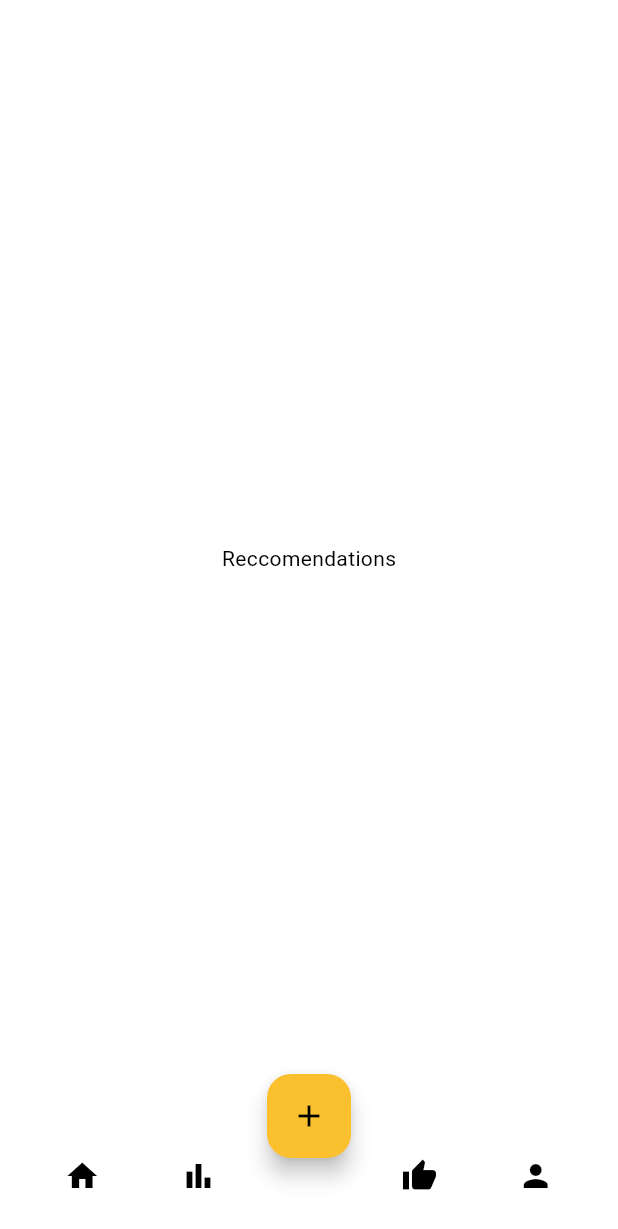
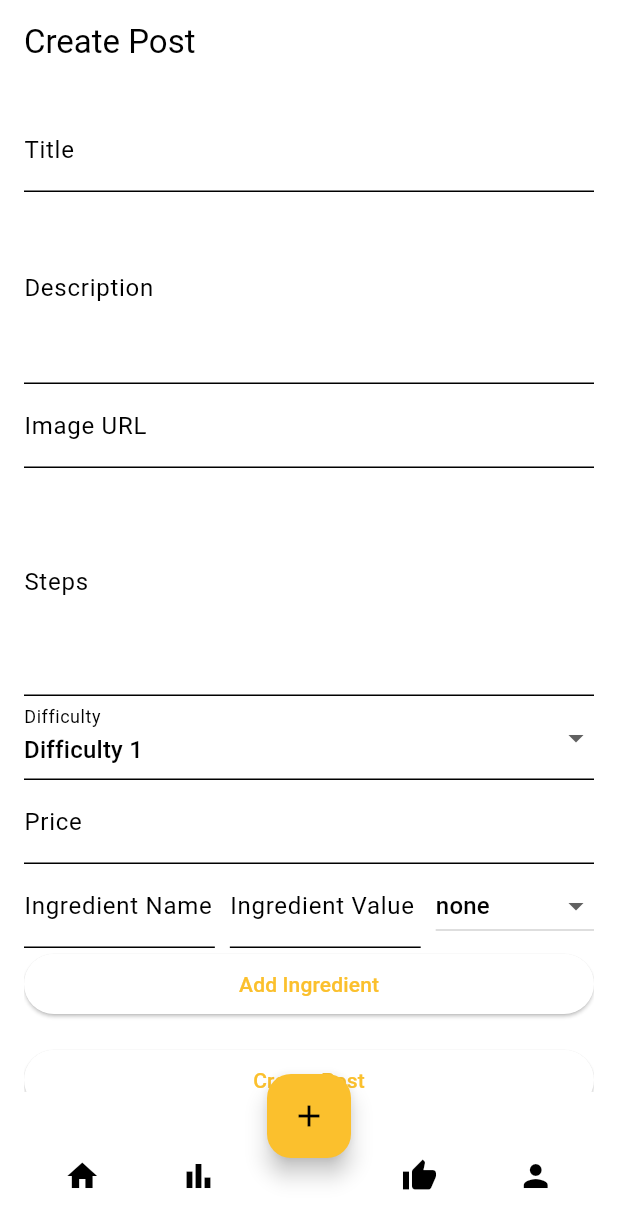
Before and after one commit to RyanVSD/TasteBuds, a Flutter app: the screen it shows after launch, item 2 of the bottom bar chosen, after a tap on the "thumb up" icon, after a tap on the "add" icon, on a phone screen of 412 x 824 dp. Shown: the top 1229 px of the screen. Run offline on Flutter 3.47's test engine with Material 3 defaults, Android fonts, the phone set to English and light mode, and no system bars; missing offline and left inert: amplify_api, amplify_auth_cognito, amplify_authenticator, amplify_core, amplify_flutter; statements that could not run were skipped.

Commit message:
a lot of cleanup and shit

```diff
--- a/lib/main.dart
+++ b/lib/main.dart
@@ -1,9 +1,10 @@
 import 'package:flutter/material.dart';
 import 'package:tastebuds/model/post_model.dart';
+import 'package:tastebuds/pages/create_post.dart';
 import 'package:tastebuds/pages/profile_page.dart';
 import 'package:tastebuds/pages/ranking_page.dart';
 import 'package:tastebuds/pages/recc_page.dart';
-import 'package:tastebuds/widgets/custom_scaffold.dart';
+import 'package:tastebuds/pages/widget/custom_scaffold.dart';
 
 import './pages/home_page.dart';
 import 'package:provider/provider.dart';
@@ -75,6 +76,8 @@ class _MyAppState extends State<MyApp> {
         page = ReccPage();
       case 3:
         page = ProfilePage();
+      case 4:
+        page = CreatePostPage();
       default:
         page = HomePage();
     }
@@ -172,7 +175,7 @@ class _MyAppState extends State<MyApp> {
             home: Scaffold(
               body: page,
               bottomNavigationBar: BottomNavBar(changePage),
-              floatingActionButton: AddPostButton(),
+              floatingActionButton: AddPostButton(changePage),
               floatingActionButtonLocation:
                   FloatingActionButtonLocation.centerDocked,
             ),
--- a/lib/model/objects/ingredient.dart
+++ b/lib/model/objects/ingredient_item.dart
@@ -1,5 +1,3 @@
-import 'dart:convert';
-
 enum UnitType {
   none,
   teaspoon,
@@ -50,7 +48,7 @@ enum UnitClass {
   mass,
 }
 
-class Ingredient {
+class IngredientItem {
   // IF ADDING TO COOKING FRACTIONS KEEP ASCENDING ORDER
   static const List<double> cookingFractions = [
     1 / 2,
@@ -91,7 +89,7 @@ class Ingredient {
   }
 
   // Constructor for when you use enum
-  Ingredient.withUnitType(
+  IngredientItem.withUnitType(
       {required String name, required UnitType unit, required value})
       : _name = name,
         _unit = unit,
@@ -100,7 +98,7 @@ class Ingredient {
   }
 
   // Constructor for giving unit
-  Ingredient(
+  IngredientItem(
       {required String name, required String unit, required double value})
       : _name = name,
         _unit = UnitType.values.firstWhere((e) => e.name == unit,
@@ -110,7 +108,7 @@ class Ingredient {
   }
 
   // Constructor for when there is no unit
-  Ingredient.noUnit({required String name, required double value})
+  IngredientItem.noUnit({required String name, required double value})
       : _name = name,
         _unit = UnitType.none,
         _value = value {
@@ -149,9 +147,11 @@ class Ingredient {
     }
     if (!isCookingFrac) {
       format += nonDec > 0
-          ? Ingredient.trimToNSignificantDecimals(dec, Ingredient._decCount)
+          ? IngredientItem.trimToNSignificantDecimals(
+                  dec, IngredientItem._decCount)
               .substring(1)
-          : Ingredient.trimToNSignificantDecimals(dec, Ingredient._decCount);
+          : IngredientItem.trimToNSignificantDecimals(
+              dec, IngredientItem._decCount);
     }
 
     return format;
@@ -181,7 +181,7 @@ class Ingredient {
   @override
   String toString() {
     String strbuilder = "";
-    String formatValue = Ingredient._formatValue(_value);
+    String formatValue = IngredientItem._formatValue(_value);
 
     if (_value == 0) {
       return _name;
@@ -201,8 +201,8 @@ class Ingredient {
     return strbuilder;
   }
 
-  factory Ingredient.fromJson(Map<String, dynamic> json) {
-    return Ingredient(
+  factory IngredientItem.fromJson(Map<String, dynamic> json) {
+    return IngredientItem(
         name: json['name'], unit: json['unit'], value: json['value']);
   }
 
--- a/lib/model/objects/post.dart
+++ b/lib/model/objects/post_item.dart
@@ -1,6 +1,6 @@
 import 'dart:convert';
 
-import 'package:tastebuds/model/objects/ingredient.dart';
+import 'package:tastebuds/model/objects/ingredient_item.dart';
 
 /// A class to represent a Post in the app.
 class PostItem {
@@ -20,7 +20,7 @@ class PostItem {
 
   final double price;
 
-  final List<Ingredient> ingredients; // Ingredients for the recipe
+  final List<IngredientItem> ingredients; // Ingredients for the recipe
 
   PostItem({
     required this.id,
@@ -51,7 +51,8 @@ class PostItem {
         difficulty: json['difficulty'],
         price: json['price'],
         ingredients: (jsonDecode(json['ingredients']) as List<dynamic>)
-            .map((item) => Ingredient.fromJson(item as Map<String, dynamic>))
+            .map(
+                (item) => IngredientItem.fromJson(item as Map<String, dynamic>))
             .toList());
   }
 
--- a/lib/pages/account_page.dart
+++ /dev/null
@@ -1,21 +0,0 @@
-import 'package:flutter/material.dart';
-
-class AccountPage extends StatelessWidget {
-  const AccountPage({super.key});
-
-  @override
-  Widget build(BuildContext context) {
-    return Scaffold(
-        appBar: AppBar(
-            title: const Text('This is account page',
-                textDirection: TextDirection.ltr)),
-        body: Center(
-          child: ElevatedButton(
-              onPressed: () {
-                Navigator.pop(context);
-              },
-              child:
-                  const Text('Back button', textDirection: TextDirection.ltr)),
-        ));
-  }
-}
--- /dev/null
+++ b/lib/pages/create_post.dart
@@ -0,0 +1,259 @@
+import 'package:flutter/material.dart';
+import 'package:tastebuds/model/objects/ingredient_item.dart';
+import 'package:tastebuds/model/objects/post_item.dart';
+
+class CreatePostPage extends StatefulWidget {
+  const CreatePostPage({super.key});
+
+  @override
+  State<CreatePostPage> createState() => _CreatePostPageState();
+}
+
+class _CreatePostPageState extends State<CreatePostPage> {
+  final _formKey = GlobalKey<FormState>();
+
+  // Form field controllers
+  final _titleController = TextEditingController();
+  final _descriptionController = TextEditingController();
+  final _imageUrlController = TextEditingController();
+  final _stepsController = TextEditingController();
+  final _priceController = TextEditingController();
+
+  // Ingredient controllers
+  final _ingredientNameController = TextEditingController();
+  final _ingredientValueController = TextEditingController();
+  String? _selectedUnitType = 'none'; // Default unit type
+
+  // Dropdown for difficulty level
+  int _difficulty = 1;
+
+  // List for ingredients (assuming you have an Ingredient model)
+  List<IngredientItem> _ingredients = [];
+
+  // Function to handle form submission
+  void _submitForm() {
+    if (_formKey.currentState?.validate() ?? false) {
+      // Handle post creation here
+      final newPost = PostItem(
+        id: DateTime.now().toString(), // Generate a unique ID for the post
+        authorId: 'User123', // Example, replace with actual user ID
+        title: _titleController.text,
+        description: _descriptionController.text,
+        imageUrl: _imageUrlController.text,
+        steps: _stepsController.text.split('\n'), // Split the steps into a list
+        uploadTime: DateTime.now(),
+        likes: 0,
+        favorites: 0,
+        difficulty: _difficulty,
+        price: double.tryParse(_priceController.text) ?? 0.0,
+        ingredients: _ingredients,
+      );
+
+      // Submit the new post to your backend or database
+      print("Post Created: $newPost");
+    }
+  }
+
+  // Function to add ingredient
+  void _addIngredient() {
+    final name = _ingredientNameController.text;
+    final value = double.tryParse(_ingredientValueController.text);
+    if (name.isNotEmpty && value != null && _selectedUnitType != null) {
+      setState(() {
+        _ingredients.add(IngredientItem(
+          name: name,
+          value: value,
+          unit: _selectedUnitType!,
+        ));
+        _ingredientNameController.clear();
+        _ingredientValueController.clear();
+        _selectedUnitType = 'none'; // Reset unit type
+      });
+    }
+  }
+
+  @override
+  Widget build(BuildContext context) {
+    return Scaffold(
+      appBar: AppBar(title: Text('Create Post')),
+      body: Padding(
+        padding: const EdgeInsets.all(16.0),
+        child: Form(
+          key: _formKey,
+          child: ListView(
+            children: [
+              // Title Field
+              TextFormField(
+                controller: _titleController,
+                decoration: InputDecoration(labelText: 'Title'),
+                validator: (value) {
+                  if (value == null || value.isEmpty) {
+                    return 'Please enter a title';
+                  }
+                  return null;
+                },
+              ),
+
+              // Description Field
+              TextFormField(
+                controller: _descriptionController,
+                decoration: InputDecoration(labelText: 'Description'),
+                maxLines: 4,
+                validator: (value) {
+                  if (value == null || value.isEmpty) {
+                    return 'Please enter a description';
+                  }
+                  return null;
+                },
+              ),
+
+              // Image URL Field
+              TextFormField(
+                controller: _imageUrlController,
+                decoration: InputDecoration(labelText: 'Image URL'),
+                validator: (value) {
+                  if (value == null || value.isEmpty) {
+                    return 'Please enter an image URL';
+                  }
+                  return null;
+                },
+              ),
+
+              // Steps Field
+              TextFormField(
+                controller: _stepsController,
+                decoration: InputDecoration(labelText: 'Steps'),
+                maxLines: 5,
+                validator: (value) {
+                  if (value == null || value.isEmpty) {
+                    return 'Please enter the steps';
+                  }
+                  return null;
+                },
+              ),
+
+              // Difficulty Dropdown
+              DropdownButtonFormField<int>(
+                value: _difficulty,
+                decoration: InputDecoration(labelText: 'Difficulty'),
+                onChanged: (int? newValue) {
+                  setState(() {
+                    _difficulty = newValue ?? 1;
+                  });
+                },
+                items: [1, 2, 3, 4, 5]
+                    .map((difficulty) => DropdownMenuItem<int>(
+                          value: difficulty,
+                          child: Text('Difficulty $difficulty'),
+                        ))
+                    .toList(),
+              ),
+
+              // Price Field
+              TextFormField(
+                controller: _priceController,
+                decoration: InputDecoration(labelText: 'Price'),
+                keyboardType: TextInputType.numberWithOptions(decimal: true),
+                validator: (value) {
+                  if (value == null || value.isEmpty) {
+                    return 'Please enter a price';
+                  }
+                  return null;
+                },
+              ),
+
+              // Ingredient Fields
+              Row(
+                children: [
+                  Expanded(
+                    child: TextFormField(
+                      controller: _ingredientNameController,
+                      decoration: InputDecoration(labelText: 'Ingredient Name'),
+                      validator: (value) {
+                        if (value == null || value.isEmpty) {
+                          return 'Please enter an ingredient name';
+                        }
+                        return null;
+                      },
+                    ),
+                  ),
+                  SizedBox(width: 10),
+                  Expanded(
+                    child: TextFormField(
+                      controller: _ingredientValueController,
+                      decoration:
+                          InputDecoration(labelText: 'Ingredient Value'),
+                      keyboardType:
+                          TextInputType.numberWithOptions(decimal: true),
+                      validator: (value) {
+                        if (value == null || value.isEmpty) {
+                          return 'Please enter an ingredient value';
+                        }
+                        return null;
+                      },
+                    ),
+                  ),
+                  SizedBox(width: 10),
+                  DropdownButton<String>(
+                    value: _selectedUnitType,
+                    onChanged: (String? newValue) {
+                      setState(() {
+                        _selectedUnitType = newValue;
+                      });
+                    },
+                    items: [
+                      'none',
+                      'teaspoon',
+                      'tablespoon',
+                      'cup',
+                      'pint',
+                      'quart',
+                      'gallon',
+                      'fluidOunce',
+                      'mililiter',
+                      'liter',
+                      'decalitre',
+                      'gill',
+                      'gram',
+                      'kilogram',
+                      'ounce',
+                      'pound'
+                    ]
+                        .map((unit) => DropdownMenuItem<String>(
+                              value: unit,
+                              child: Text(unit),
+                            ))
+                        .toList(),
+                  ),
+                ],
+              ),
+              ElevatedButton(
+                onPressed: _addIngredient,
+                child: Text('Add Ingredient'),
+              ),
+              if (_ingredients.isNotEmpty)
+                Wrap(
+                  spacing: 8.0,
+                  children: _ingredients
+                      .map((ingredient) => Chip(
+                            label: Text(
+                                '${ingredient.getValue()} ${ingredient.getUnitType()} ${ingredient.getName()}'),
+                          ))
+                      .toList(),
+                ),
+
+              // Submit Button
+              Padding(
+                padding: const EdgeInsets.symmetric(vertical: 16.0),
+                child: ElevatedButton(
+                  onPressed: _submitForm,
+                  child: Text('Create Post'),
+                ),
+              ),
+            ],
+          ),
+        ),
+      ),
+    );
+  }
+}
--- a/lib/pages/home_page.dart
+++ b/lib/pages/home_page.dart
@@ -1,5 +1,4 @@
 import 'package:flutter/material.dart';
-import 'package:tastebuds/model/dummy_data.dart';
 import 'package:tastebuds/model/objects/post.dart';
 import './widget/post_card.dart';
 import 'package:tastebuds/model/post_model.dart';
--- a/lib/pages/profile_page.dart
+++ b/lib/pages/profile_page.dart
@@ -2,7 +2,6 @@ import 'package:amplify_authenticator/amplify_authenticator.dart';
 import 'package:flutter/material.dart';
 import 'package:tastebuds/model/post_model.dart';
 import 'package:tastebuds/service/database_service.dart';
-import '../pages/widget/bottom_nav_bar.dart';
 import '../model/objects/post.dart';
 
 class ProfilePage extends StatefulWidget {
--- a/lib/pages/widget/bottom_nav_bar.dart
+++ b/lib/pages/widget/bottom_nav_bar.dart
@@ -1,4 +1,5 @@
 import 'package:flutter/material.dart';
+
 class BottomNavBar extends StatelessWidget {
   final ValueSetter<int> changePage;
   const BottomNavBar(this.changePage, {super.key});
@@ -15,21 +16,29 @@ class BottomNavBar extends StatelessWidget {
           // Home Button
           IconButton(
             icon: const Icon(Icons.home),
-              onPressed: () {changePage(0);},
+            onPressed: () {
+              changePage(0);
+            },
           ),
           IconButton(
             icon: const Icon(Icons.bar_chart),
-              onPressed: () {changePage(1);},
+            onPressed: () {
+              changePage(1);
+            },
           ),
           const SizedBox(width: 40),
           IconButton(
             icon: const Icon(Icons.thumb_up),
-              onPressed: () {changePage(2);},
+            onPressed: () {
+              changePage(2);
+            },
           ),
 
           IconButton(
             icon: const Icon(Icons.person),
-              onPressed: () {changePage(3);},
+            onPressed: () {
+              changePage(3);
+            },
           ),
         ],
       ),
@@ -37,16 +46,16 @@ class BottomNavBar extends StatelessWidget {
   }
 }
 
-
 // Floating Action Button (for Add Post)
 class AddPostButton extends StatelessWidget {
-  const AddPostButton({super.key});
+  final ValueSetter<int> changePage;
+  const AddPostButton(this.changePage, {super.key});
 
   @override
   Widget build(BuildContext context) {
     return FloatingActionButton(
       onPressed: () {
-        // Navigator.push(context, MaterialPageRoute(builder: (context) => AddPost())
+        changePage(4);
       },
       backgroundColor: Colors.yellow[700],
       child: const Icon(Icons.add, color: Colors.black),
--- a/lib/pages/widget/content.dart
+++ b/lib/pages/widget/content.dart
@@ -44,7 +44,7 @@ class Content extends StatelessWidget {
         Row(
           children: [
             Text("Difficulty: "),
-            ...List.generate(post.difficulty ?? 0, (e) => Text("★"))
+            ...List.generate(post.difficulty, (e) => Text("★"))
           ],
         ),
       ],
--- a/lib/service/post_service.dart
+++ b/lib/service/post_service.dart
@@ -1,6 +1,5 @@
 import 'package:tastebuds/model/amplify/ModelProvider.dart';
 import 'package:tastebuds/model/objects/post.dart';
-import 'package:tastebuds/model/dummy_data.dart';
 import 'dart:convert';
 
 import 'package:tastebuds/service/database_service.dart';
```
Also changed, not shown: lib/model/dummy_data.dart (deleted, +0 -396 lines). Lines whose indentation alone changed are shown as unchanged.
